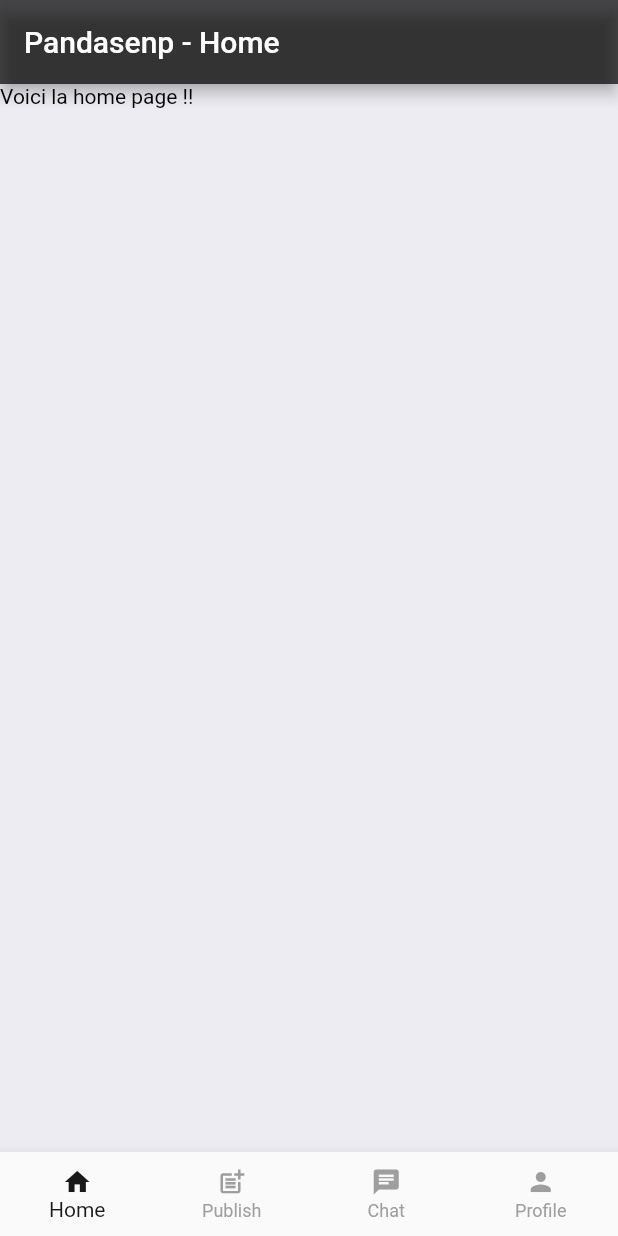
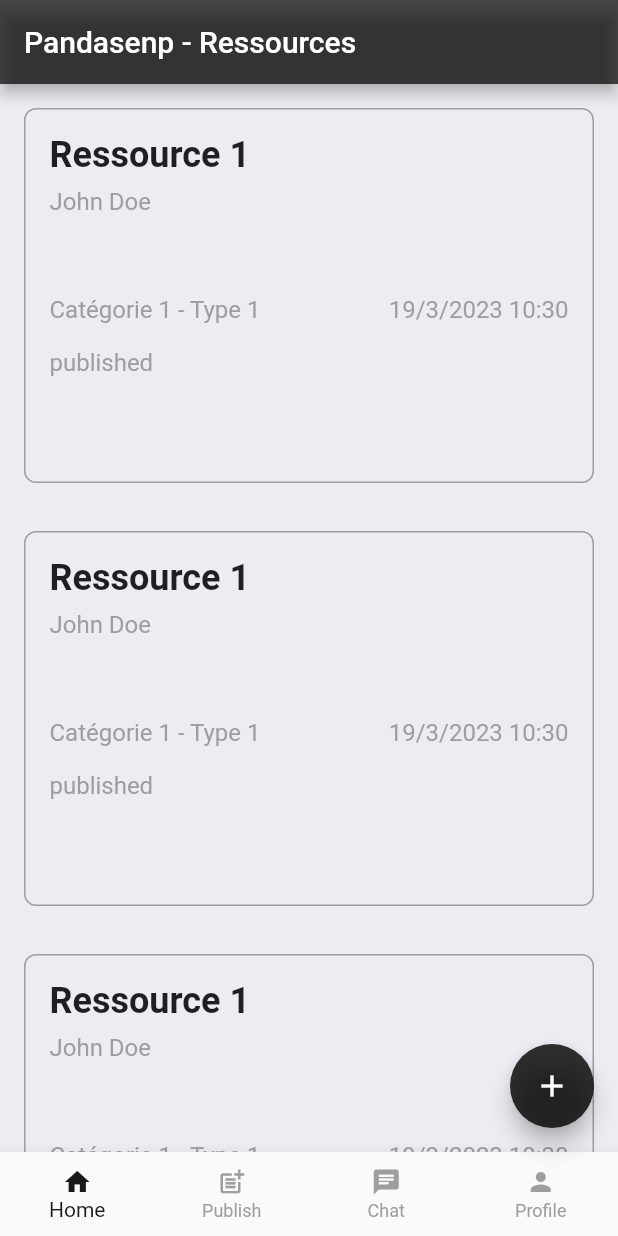
Before and after one commit to CESI-Pandev/pandasenp_flutter, a Flutter app: the AppBase screen opened directly, item 2 of the bottom bar chosen, on a phone screen of 412 x 824 dp. Run offline on Flutter 3.47's test engine with Material 2 defaults, Android fonts, the phone set to English and light mode, and no system bars; our stand-ins replace envied; missing offline and left inert: directus; generated files the repository leaves out were written again.

Commit message:
Added ressource list page

```diff
--- /dev/null
+++ b/lib/extensions/date_time.dart
@@ -0,0 +1,5 @@
+extension ToEuropeanDateTime on DateTime {
+  String toEuropeanDateTime() {
+    return "$day/$month/$year $hour:$minute";
+  }
+}
--- /dev/null
+++ b/lib/model/category.dart
@@ -0,0 +1,9 @@
+class Category {
+  final int id;
+  final String label;
+
+  Category({
+    required this.id,
+    required this.label,
+  });
+}
--- /dev/null
+++ b/lib/model/comment.dart
@@ -0,0 +1,25 @@
+import 'package:pandasenp_flutter/model/status.dart';
+import 'package:pandasenp_flutter/model/user.dart';
+
+class Comment {
+  final int id;
+  final Status status;
+  final String content;
+  final User userCreated;
+  final User userUpdated;
+  final DateTime dateCreated;
+  final DateTime dateUpdated;
+  final int ressource;
+
+  Comment({
+    required this.id,
+    required this.status,
+    required this.content,
+    required this.userCreated,
+    required this.userUpdated,
+    required this.dateCreated,
+    required this.dateUpdated,
+    required this.ressource,
+  });
+
+}
--- /dev/null
+++ b/lib/model/ressource.dart
@@ -0,0 +1,34 @@
+import 'package:pandasenp_flutter/model/category.dart';
+import 'package:pandasenp_flutter/model/comment.dart';
+import 'package:pandasenp_flutter/model/ressource_type.dart';
+import 'package:pandasenp_flutter/model/status.dart';
+import 'package:pandasenp_flutter/model/user.dart';
+
+class Ressource {
+  final int id;
+  final Status status;
+  final User userCreated;
+  final User userUpdated;
+  final DateTime dateCreated;
+  final DateTime dateUpdated;
+  final RessourceType type;
+  final Category category;
+  final String title;
+  final String content;
+  final List<Comment> comments;
+
+  Ressource({
+    required this.id,
+    required this.status,
+    required this.userCreated,
+    required this.userUpdated,
+    required this.dateCreated,
+    required this.dateUpdated,
+    required this.type,
+    required this.category,
+    required this.title,
+    required this.content,
+    this.comments = const [],
+  });
+
+}
--- /dev/null
+++ b/lib/model/ressource_type.dart
@@ -0,0 +1,9 @@
+class RessourceType {
+  final int id;
+  final String label;
+
+  RessourceType({
+    required this.id,
+    required this.label,
+  });
+}
--- /dev/null
+++ b/lib/model/status.dart
@@ -0,0 +1,5 @@
+enum Status {
+  draft,
+  published,
+  archived,
+}
--- a/lib/pages/app_base.dart
+++ b/lib/pages/app_base.dart
@@ -1,19 +1,23 @@
 import 'package:flutter/material.dart';
 import 'package:pandasenp_flutter/pages/home.dart';
 import 'package:pandasenp_flutter/pages/profile.dart';
+import 'package:pandasenp_flutter/pages/ressource_list.dart';
 
 class AppBase extends StatelessWidget {
   final Widget body;
   final String? title;
+  final Widget? floatingActionButton;
   const AppBase({
     super.key,
     required this.body,
     this.title,
+    this.floatingActionButton,
   });
 
   @override
   Widget build(BuildContext context) {
     return Scaffold(
+      floatingActionButton: floatingActionButton,
       backgroundColor: const Color(0xFFEDECF2),
       appBar: AppBar(
         title: Text("Pandasenp${title != null ? " - $title" : ""}"),
@@ -60,7 +64,7 @@ class AppBase extends StatelessWidget {
               Navigator.pushReplacement(
                 context,
                 MaterialPageRoute(
-                  builder: (context) => const HomePage(),
+                  builder: (context) => const RessourceListPage(),
                 ),
               );
               break;
--- /dev/null
+++ b/lib/pages/ressource_card.dart
@@ -0,0 +1,60 @@
+import 'package:flutter/material.dart';
+import 'package:pandasenp_flutter/extensions/date_time.dart';
+import 'package:pandasenp_flutter/model/ressource.dart';
+
+class RessourceCardWidget extends StatelessWidget {
+  final Ressource ressource;
+
+  const RessourceCardWidget({super.key, required this.ressource});
+
+  @override
+  Widget build(BuildContext context) {
+    return Container(
+      height: 250,
+      margin: const EdgeInsets.all(16.0),
+      padding: const EdgeInsets.all(16.0),
+      decoration: BoxDecoration(
+        border: Border.all(color: Colors.grey),
+        borderRadius: BorderRadius.circular(8.0),
+      ),
+      child: Column(
+        crossAxisAlignment: CrossAxisAlignment.start,
+        children: [
+          Text(
+            ressource.title,
+            style: const TextStyle(fontSize: 24.0, fontWeight: FontWeight.bold),
+          ),
+          const SizedBox(height: 8.0),
+          Text(
+            ressource.userCreated.fullName,
+            style: const TextStyle(fontSize: 16.0, color: Colors.grey),
+          ),
+          const SizedBox(height: 16.0),
+          Text(
+            ressource.content,
+            style: const TextStyle(fontSize: 18.0),
+          ),
+          const SizedBox(height: 16.0),
+          Row(
+            mainAxisAlignment: MainAxisAlignment.spaceBetween,
+            children: [
+              Text(
+                '${ressource.category.label} - ${ressource.type.label}',
+                style: const TextStyle(fontSize: 16.0, color: Colors.grey),
+              ),
+              Text(
+                ressource.dateCreated.toEuropeanDateTime(),
+                style: const TextStyle(fontSize: 16.0, color: Colors.grey),
+              ),
+            ],
+          ),
+          const SizedBox(height: 16.0),
+          Text(
+            ressource.status.name,
+            style: const TextStyle(fontSize: 16.0, color: Colors.grey),
+          ),
+        ],
+      ),
+    );
+  }
+}
--- /dev/null
+++ b/lib/pages/ressource_list.dart
@@ -0,0 +1,154 @@
+import 'package:flutter/material.dart';
+import 'package:pandasenp_flutter/model/category.dart';
+import 'package:pandasenp_flutter/model/ressource.dart';
+import 'package:pandasenp_flutter/model/ressource_type.dart';
+import 'package:pandasenp_flutter/model/status.dart';
+import 'package:pandasenp_flutter/model/user.dart';
+import 'package:pandasenp_flutter/pages/app_base.dart';
+import 'package:pandasenp_flutter/pages/new_ressource.dart';
+import 'package:pandasenp_flutter/pages/ressource_card.dart';
+
+class RessourceListPage extends StatelessWidget {
+  const RessourceListPage({super.key});
+
+  @override
+  Widget build(BuildContext context) {
+    final User user = User(
+      id: "",
+      firstName: "John",
+      lastName: "Doe",
+      email: "",
+      status: "",
+    );
+
+    final List<Ressource> ressources = [
+      Ressource(
+        id: 1,
+        title: "Ressource 1",
+        content: "",
+        userCreated: user,
+        userUpdated: user,
+        dateCreated: DateTime.now(),
+        dateUpdated: DateTime.now(),
+        status: Status.published,
+        category: Category(
+          id: 1,
+          label: "Catégorie 1",
+        ),
+        type: RessourceType(
+          id: 1,
+          label: "Type 1",
+        ),
+      ),
+      Ressource(
+        id: 1,
+        title: "Ressource 1",
+        content: "",
+        userCreated: user,
+        userUpdated: user,
+        dateCreated: DateTime.now(),
+        dateUpdated: DateTime.now(),
+        status: Status.published,
+        category: Category(
+          id: 1,
+          label: "Catégorie 1",
+        ),
+        type: RessourceType(
+          id: 1,
+          label: "Type 1",
+        ),
+      ),
+      Ressource(
+        id: 1,
+        title: "Ressource 1",
+        content: "",
+        userCreated: user,
+        userUpdated: user,
+        dateCreated: DateTime.now(),
+        dateUpdated: DateTime.now(),
+        status: Status.published,
+        category: Category(
+          id: 1,
+          label: "Catégorie 1",
+        ),
+        type: RessourceType(
+          id: 1,
+          label: "Type 1",
+        ),
+      ),
+      Ressource(
+        id: 1,
+        title: "Ressource 1",
+        content: "",
+        userCreated: user,
+        userUpdated: user,
+        dateCreated: DateTime.now(),
+        dateUpdated: DateTime.now(),
+        status: Status.published,
+        category: Category(
+          id: 1,
+          label: "Catégorie 1",
+        ),
+        type: RessourceType(
+          id: 1,
+          label: "Type 1",
+        ),
+      ),
+      Ressource(
+        id: 1,
+        title: "Ressource 1",
+        content: "",
+        userCreated: user,
+        userUpdated: user,
+        dateCreated: DateTime.now(),
+        dateUpdated: DateTime.now(),
+        status: Status.published,
+        category: Category(
+          id: 1,
+          label: "Catégorie 1",
+        ),
+        type: RessourceType(
+          id: 1,
+          label: "Type 1",
+        ),
+      ),
+      Ressource(
+        id: 1,
+        title: "Ressource 1",
+        content: "",
+        userCreated: user,
+        userUpdated: user,
+        dateCreated: DateTime.now(),
+        dateUpdated: DateTime.now(),
+        status: Status.published,
+        category: Category(
+          id: 1,
+          label: "Catégorie 1",
+        ),
+        type: RessourceType(
+          id: 1,
+          label: "Type 1",
+        ),
+      ),
+    ];
+    return AppBase(
+      title: "Ressources",
+      floatingActionButton: FloatingActionButton(
+        backgroundColor: Colors.black.withOpacity(0.8),
+        onPressed: () => Navigator.pushReplacement(
+          context,
+          MaterialPageRoute(
+            builder: (context) => const NewRessourcePage(),
+          ),
+        ),
+        child: const Icon(Icons.add),
+      ),
+      body: ListView.builder(
+        itemCount: ressources.length,
+        itemBuilder: (BuildContext context, int index) {
+          return RessourceCardWidget(ressource: ressources[index]);
+        },
+      ),
+    );
+  }
+}
```
Also changed, not shown: pubspec.lock, 3 other files.
